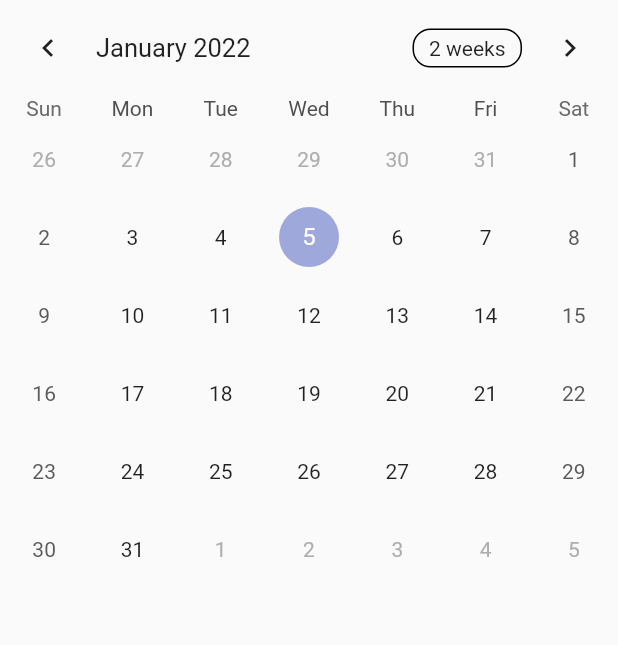
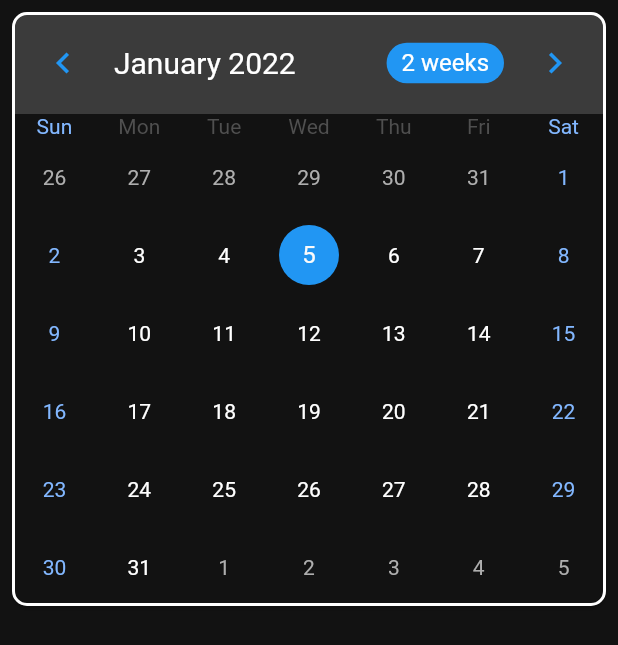
Before and after one commit to Quantam-Studios/fbla-app-2021-2022, a Flutter app: the TableEventsExample screen opened directly, on a phone screen of 412 x 824 dp. Shown: the top 645 px of the screen. Run offline on Flutter 3.47's test engine with Material 2 defaults, Android fonts, the phone set to English and light mode, and no system bars; drawn by our look-alikes of table_calendar; our stand-ins replace carousel_slider, font_awesome_flutter, rflutter_alert, shared_preferences, webview_flutter; accounts and stored records are empty.

Commit message:
Created styling for the table_calendar.

```diff
--- a/lib/calendar_page.dart
+++ b/lib/calendar_page.dart
@@ -174,13 +174,88 @@ import 'package:table_calendar/table_calendar.dart';
 
 @override
 class TableEventsExample extends StatelessWidget {
+  CalendarFormat format = CalendarFormat.month;
   @override
   Widget build(BuildContext context) {
     return Scaffold(
-      body: TableCalendar(
-        focusedDay: DateTime.now(),
-        firstDay: DateTime(2021),
-        lastDay: DateTime(2023),
+      backgroundColor: Color(0xff121212),
+      body: SingleChildScrollView(
+        child: Container(
+          child: Card(
+            shape: const RoundedRectangleBorder(
+              borderRadius: BorderRadius.all(
+                Radius.circular(10),
+              ),
+              side: BorderSide(color: Colors.white, width: 2.0),
+            ),
+            color: Color(0xff121212),
+            margin: const EdgeInsets.all(8.0),
+            child: TableCalendar(
+              focusedDay: DateTime.now(),
+              firstDay: DateTime(2021),
+              lastDay: DateTime(2023),
+              calendarFormat: format,
+
+              // Calendar Header Styling
+              headerStyle: const HeaderStyle(
+                titleTextStyle: TextStyle(color: Colors.white, fontSize: 20.0),
+                decoration: BoxDecoration(
+                    color: Color(0xff3b3b3b),
+                    borderRadius: BorderRadius.only(
+                        topLeft: Radius.circular(10),
+                        topRight: Radius.circular(10))),
+                formatButtonTextStyle:
+                    TextStyle(color: Colors.white, fontSize: 16.0),
+                formatButtonDecoration: BoxDecoration(
+                  color: Colors.blue,
+                  borderRadius: BorderRadius.all(
+                    Radius.circular(15.0),
+                  ),
+                ),
+                leftChevronIcon: Icon(
+                  Icons.chevron_left,
+                  color: Colors.blue,
+                  size: 28,
+                ),
+                rightChevronIcon: Icon(
+                  Icons.chevron_right,
+                  color: Colors.blue,
+                  size: 28,
+                ),
+              ),
+              // Calendar Days Styling
+              daysOfWeekStyle: const DaysOfWeekStyle(
+                // Weekend days color (Sat,Sun)
+                weekendStyle: TextStyle(color: Color(0xff82B7FF)),
+              ),
+              // Calendar Dates styling
+              calendarStyle: CalendarStyle(
+                // Weekend dates color (Sat & Sun Column)
+                weekendTextStyle: TextStyle(color: Color(0xff82B7FF)),
+                // highlighted color for today
+                todayDecoration: BoxDecoration(
+                  color: Colors.blue,
+                  shape: BoxShape.circle,
+                ),
+                // highlighted color for selected day
+                selectedDecoration: BoxDecoration(
+                  color: Colors.amber,
+                  shape: BoxShape.circle,
+                ),
+                withinRangeTextStyle: TextStyle(
+                  color: Colors.white,
+                ),
+                selectedTextStyle: TextStyle(color: Colors.white),
+                defaultTextStyle: TextStyle(color: Colors.white),
+              ),
+              onFormatChanged: (CalendarFormat _format) {
+                setState() {
+                  format = _format;
+                }
+              },
+            ),
+          ),
+        ),
       ),
     );
   }
--- a/lib/main.dart
+++ b/lib/main.dart
@@ -2,14 +2,15 @@
 import 'package:carousel_slider/carousel_slider.dart';
 import "package:flutter/material.dart";
 import "package:flutter/services.dart";
-import 'package:flutter_application_1/calendar_page.dart';
 import 'package:rflutter_alert/rflutter_alert.dart';
+import 'package:intl/date_symbol_data_local.dart';
 // Custom made dependencies
 import 'classes.dart';
 import 'sharedRefs.dart';
 import 'classesSaveLoad.dart';
 import 'socialPage.dart';
 import 'timeHandling.dart';
+import 'package:flutter_application_1/calendar_page.dart';
 
 // IMPORTANT: CONSTANT KEYS FOR SAVE DATA IN SHARED PREFERENCES
 // Main array for class keys
@@ -26,6 +27,7 @@ const minClasses = 1;
 ClassTimes classTimes = ClassTimes();
 
 void main() async {
+  initializeDateFormatting();
   WidgetsFlutterBinding.ensureInitialized();
   runApp(MaterialApp(home: MyApp()));
 }
```
